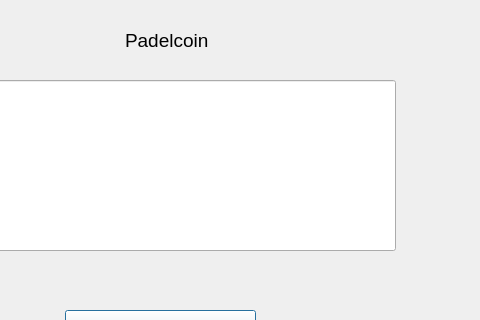
This is bankautomat/padelcoin.ui in tvt21kmo-bank-project/group_3 as Qt 5 draws it before an edit; both pictures show x 185 to 665 and y 0 to 320 of the 776 by 435 pixel window. The edited form follows.
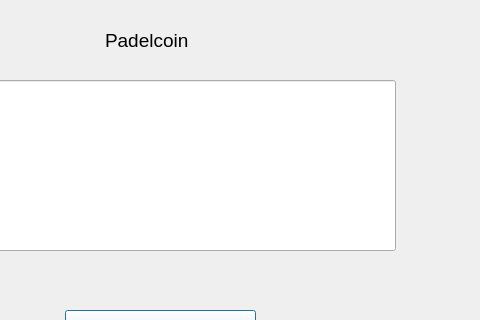
This is the edited form.

Patch:
```diff
--- a/bankautomat/padelcoin.ui
+++ b/bankautomat/padelcoin.ui
@@ -26,7 +26,7 @@
   <widget class="QLabel" name="label">
    <property name="geometry">
     <rect>
-     <x>310</x>
+     <x>290</x>
      <y>30</y>
      <width>251</width>
      <height>20</height>
```
